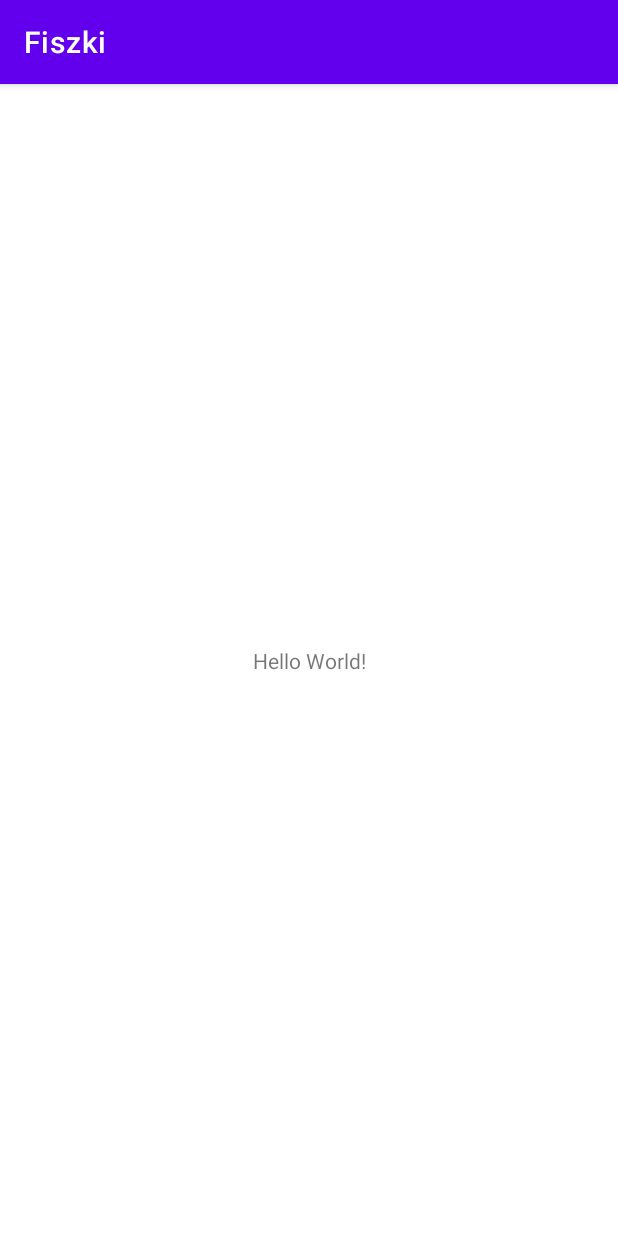
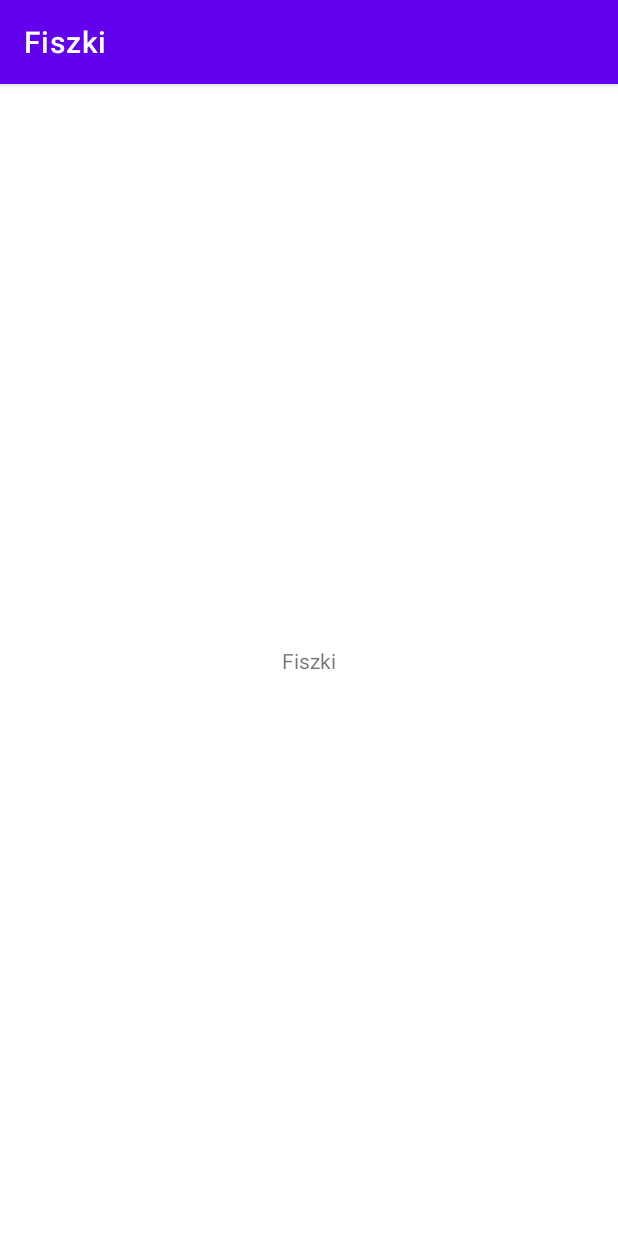
Before and after one commit to DwiN3/Fiszki, an Android app: the screen it shows after launch (MainActivity), on a phone screen of 412 x 824 dp. Run offline under Robolectric (Android 15) with nearby library versions, the phone set to English and light mode, and no system bars.

Commit message:
Dodanie projektu do repozytorium

```diff
--- a/Fiszki/app/src/main/res/layout/activity_main.xml
+++ b/Fiszki/app/src/main/res/layout/activity_main.xml
@@ -9,7 +9,7 @@
     <TextView
         android:layout_width="wrap_content"
         android:layout_height="wrap_content"
-        android:text="Hello World!"
+        android:text="Fiszki"
         app:layout_constraintBottom_toBottomOf="parent"
         app:layout_constraintEnd_toEndOf="parent"
         app:layout_constraintStart_toStartOf="parent"
```
